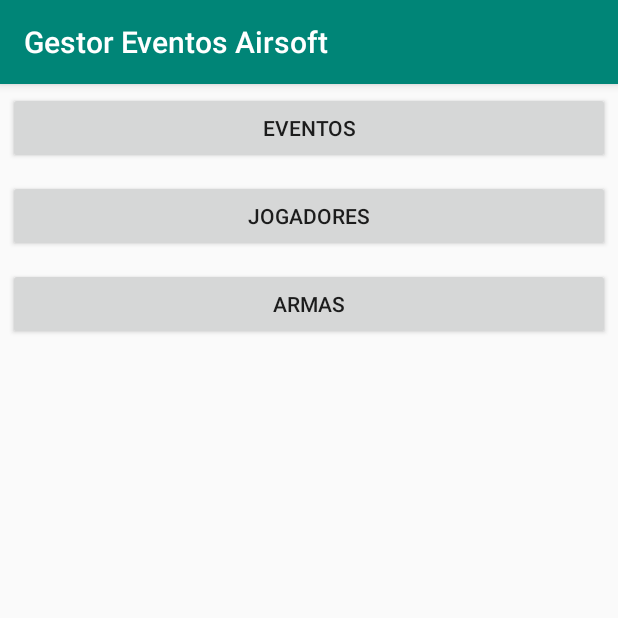
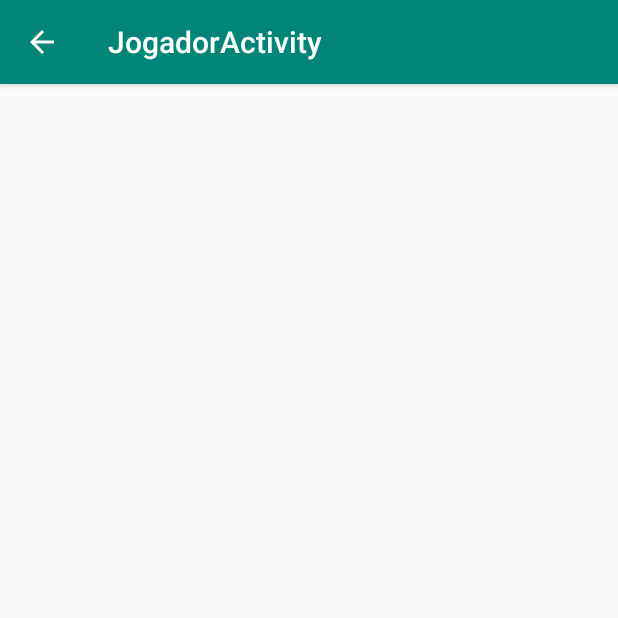
Before and after one commit to leonelr9/GestorEventosAirsoft, an Android app: the screen it shows after launch (MainActivity before the commit, JogadorActivity after it), after a tap on "JOGADORES", on a phone screen of 412 x 824 dp, the top half of it. Run offline under Robolectric (Android 15) with nearby library versions, the phone set to English and light mode, and no system bars.

Commit message:
abrir nova janela

```diff
--- a/app/src/main/java/com/example/gestoreventosairsoft/MainActivity.java
+++ b/app/src/main/java/com/example/gestoreventosairsoft/MainActivity.java
@@ -1,5 +1,6 @@
 package com.example.gestoreventosairsoft;
 
+import android.content.Intent;
 import android.support.v7.app.AppCompatActivity;
 import android.os.Bundle;
 import android.view.View;
@@ -18,7 +19,8 @@ public class MainActivity extends AppCompatActivity {
     }
 
     public void mostraMensagemJogador(View view) {
-        Toast.makeText(this, "Vai para a pagina de Jogadores", Toast.LENGTH_LONG).show();
+        Intent intent = new Intent(this, JogadorActivity.class);
+        startActivity(intent);
     }
     public void mostraMensagemArmas(View view) {
         Toast.makeText(this, "Vai para a pagina de Armas", Toast.LENGTH_LONG).show();
```
